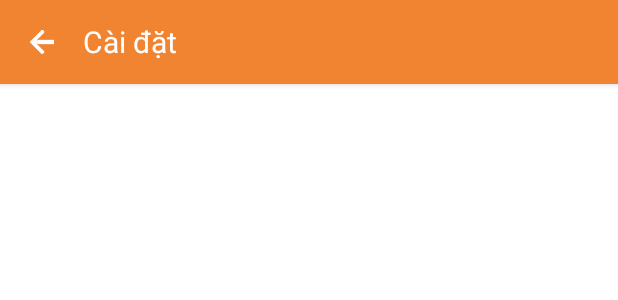
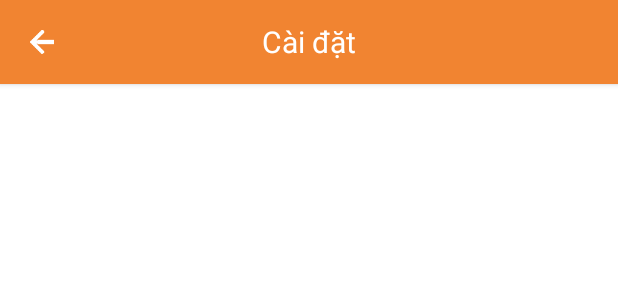
Before and after one commit to dattd2210/LockMotor, an Android app: the layout activity_setting.xml on its own in the app's theme, with its tools: preview values and no code run, on a phone screen of 412 x 824 dp. Shown: the top 300 px of the screen. Run offline under Robolectric (Android 15) with nearby library versions, the phone set to English and light mode, and no system bars; plain views replace PercentRelativeLayout.

Commit message:
Move title to center

```diff
--- a/app/src/main/res/layout/activity_setting.xml
+++ b/app/src/main/res/layout/activity_setting.xml
@@ -27,8 +27,9 @@
 
         <TextView
             android:id="@+id/tv_title"
-            android:layout_width="wrap_content"
+            android:layout_width="match_parent"
             android:layout_height="match_parent"
+            android:layout_marginRight="55dp"
             android:layout_toRightOf="@id/iv_back_press"
             android:gravity="center"
             android:text="@string/tv_setting_toolbar_title"
```
